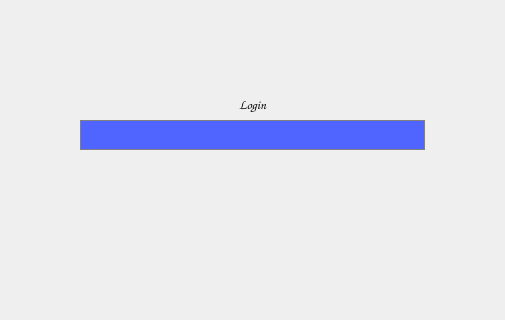
Before: the Qt Designer form Launcher.ui in CalmBit/ToonboxLauncher, drawn with Qt 5; both pictures show x 375 to 880 and y 125 to 445 of the 1200 by 600 pixel window.
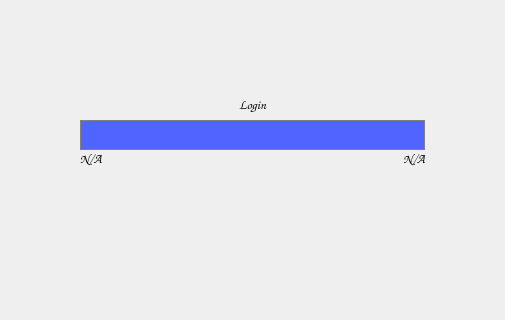
After: the same form once the commit is applied. Icons and pictures are not drawn.

Commit message: ui: Add launcher and server version labels

```diff
--- a/Launcher.ui
+++ b/Launcher.ui
@@ -566,6 +566,111 @@
      <bool>true</bool>
     </property>
    </widget>
+   <widget class="QLabel" name="label_server_version">
+    <property name="geometry">
+     <rect>
+      <x>455</x>
+      <y>275</y>
+      <width>175</width>
+      <height>20</height>
+     </rect>
+    </property>
+    <property name="sizePolicy">
+     <sizepolicy hsizetype="Fixed" vsizetype="Fixed">
+      <horstretch>0</horstretch>
+      <verstretch>0</verstretch>
+     </sizepolicy>
+    </property>
+    <property name="minimumSize">
+     <size>
+      <width>175</width>
+      <height>20</height>
+     </size>
+    </property>
+    <property name="maximumSize">
+     <size>
+      <width>175</width>
+      <height>20</height>
+     </size>
+    </property>
+    <property name="font">
+     <font>
+      <family>Comic Sans MS</family>
+      <pointsize>10</pointsize>
+      <weight>75</weight>
+      <bold>true</bold>
+     </font>
+    </property>
+    <property name="styleSheet">
+     <string notr="true">QLabel#label_server_version {
+    border: none;
+    background: none;
+}</string>
+    </property>
+    <property name="text">
+     <string>N/A</string>
+    </property>
+    <property name="textFormat">
+     <enum>Qt::PlainText</enum>
+    </property>
+    <property name="alignment">
+     <set>Qt::AlignLeading|Qt::AlignLeft|Qt::AlignTop</set>
+    </property>
+    <property name="wordWrap">
+     <bool>true</bool>
+    </property>
+   </widget>
+   <widget class="QLabel" name="label_launcher_version">
+    <property name="geometry">
+     <rect>
+      <x>625</x>
+      <y>275</y>
+      <width>175</width>
+      <height>20</height>
+     </rect>
+    </property>
+    <property name="sizePolicy">
+     <sizepolicy hsizetype="Fixed" vsizetype="Fixed">
+      <horstretch>0</horstretch>
+      <verstretch>0</verstretch>
+     </sizepolicy>
+    </property>
+    <property name="minimumSize">
+     <size>
+      <width>175</width>
+      <height>20</height>
+     </size>
+    </property>
+    <property name="maximumSize">
+     <size>
+      <width>175</width>
+      <height>20</height>
+     </size>
+    </property>
+    <property name="font">
+     <font>
+      <family>Comic Sans MS</family>
+      <pointsize>10</pointsize>
+      <weight>75</weight>
+      <bold>true</bold>
+     </font>
+    </property>
+    <property name="styleSheet">
+     <string notr="true">QLabel#label_launcher_version {
+    border: none;
+    background: none;
+}</string>
+    </property>
+    <property name="text">
+     <string>N/A</string>
+    </property>
+    <property name="alignment">
+     <set>Qt::AlignRight|Qt::AlignTop|Qt::AlignTrailing</set>
+    </property>
+    <property name="wordWrap">
+     <bool>true</bool>
+    </property>
+   </widget>
   </widget>
  </widget>
  <layoutdefault spacing="6" margin="11"/>
```
The commit also changes 1 other file.
